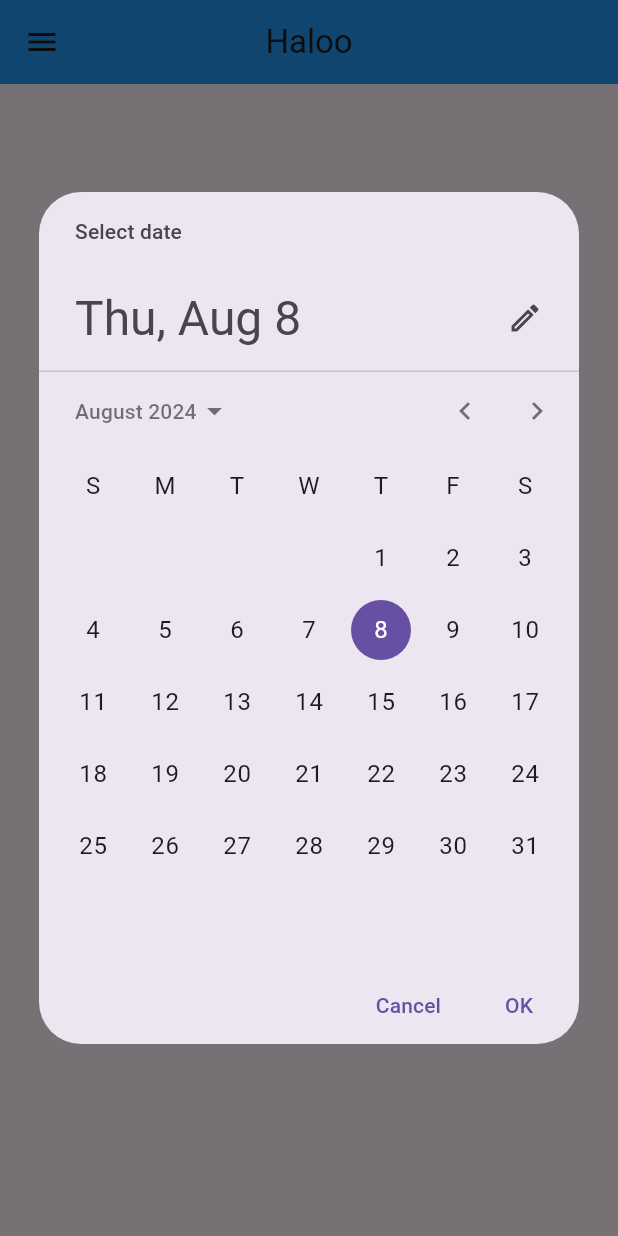
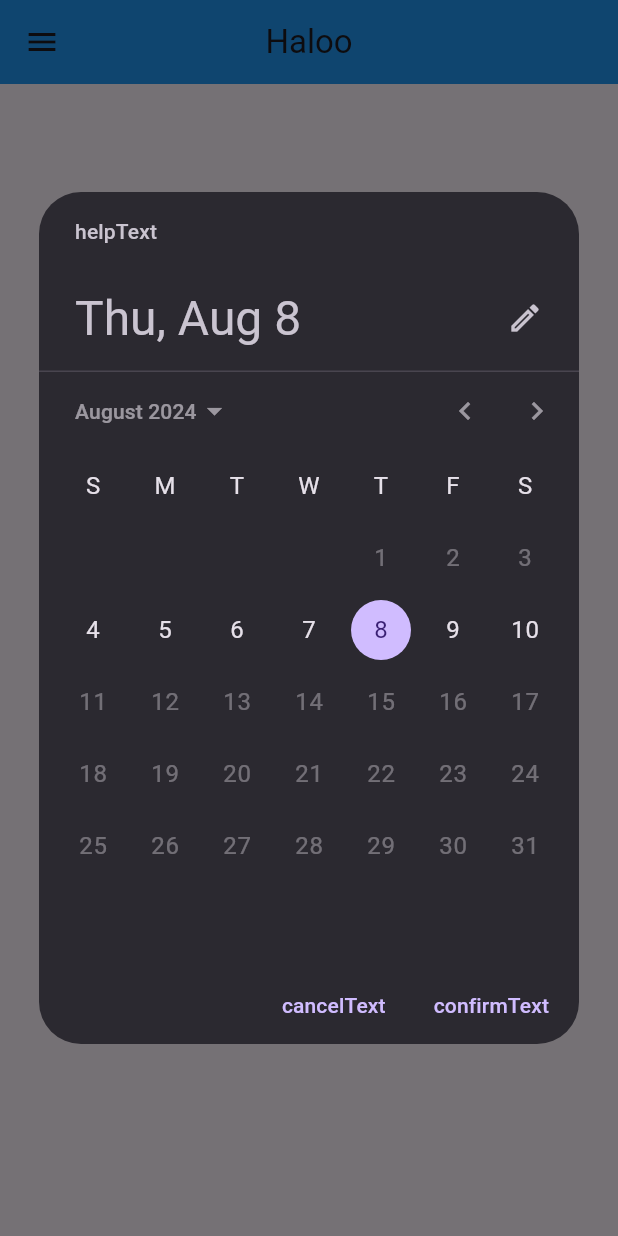
Before and after one commit to FaustaAkbar/learnFlutter2, a Flutter app: the screen it shows after launch, after a tap on "Date", on a phone screen of 412 x 824 dp. Run offline on Flutter 3.47's test engine with Material 3 defaults, Android fonts, the phone set to English and light mode, and no system bars.

Commit message:
[FInal] Date Picker final

```diff
--- a/lib/main.dart
+++ b/lib/main.dart
@@ -76,10 +76,32 @@
             ElevatedButton(
                 onPressed: () {
                   showDatePicker(
+                    initialDatePickerMode: DatePickerMode
+                        .day, //Untuk menampilkan tahun terlebih dahulu
                     context: context,
                     initialDate: DateTime.now(),
                     firstDate: DateTime(1998),
                     lastDate: DateTime(2029),
+                    selectableDayPredicate: (day) {
+                      if (day.isAfter(
+                              DateTime.now().subtract(Duration(days: 5))) &&
+                          day.isBefore(DateTime.now().add(Duration(days: 2)))) {
+                        return true;
+                      }
+                      return false;
+                    },
+                    helpText: "helpText",
+                    cancelText: "cancelText",
+                    confirmText: "confirmText",
+                    fieldHintText: "fieldHintText",
+                    fieldLabelText: "fieldLabelText",
+                    builder: (context, child) {
+                      return Theme(
+                        data: ThemeData.dark(),
+                        child: child ?? Container(),
+                      );
+                    },
+                    // initialEntryMode: DatePickerEntryMode.input,//Bisa di ganti tampilannya
                   ).then((onValue) {
                     if (onValue != null) {
                       setState(() {
```
